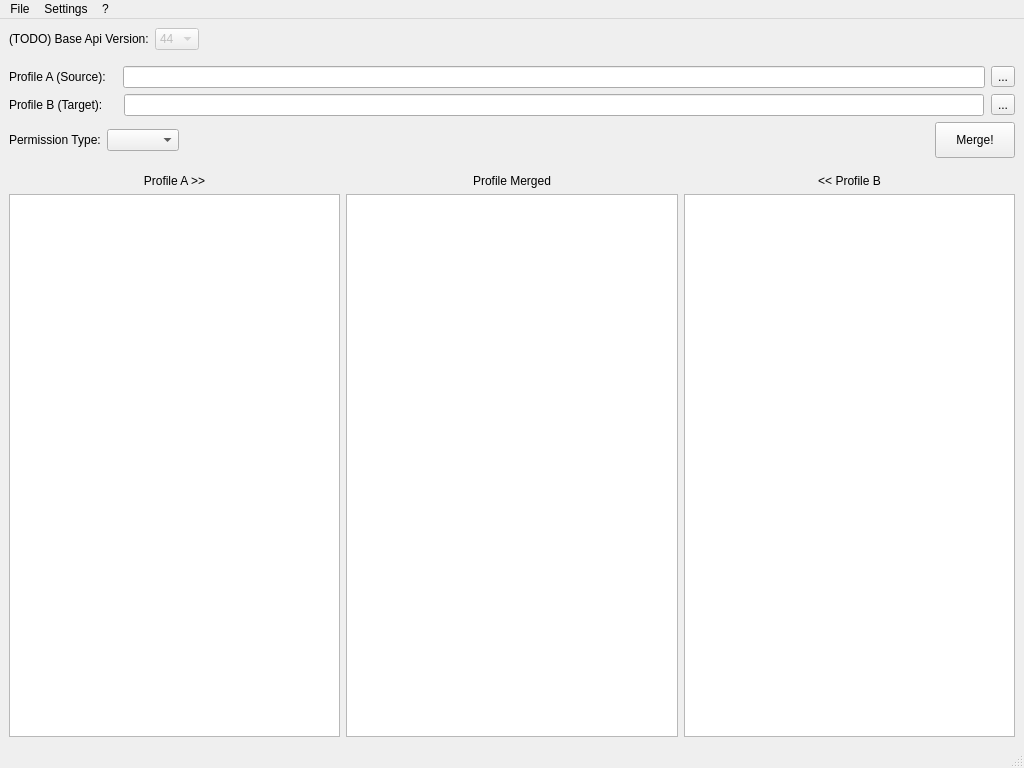
Old version of the form ui/main_window.ui in the repository F1r3f0x/salesforce_profileMergerTool.
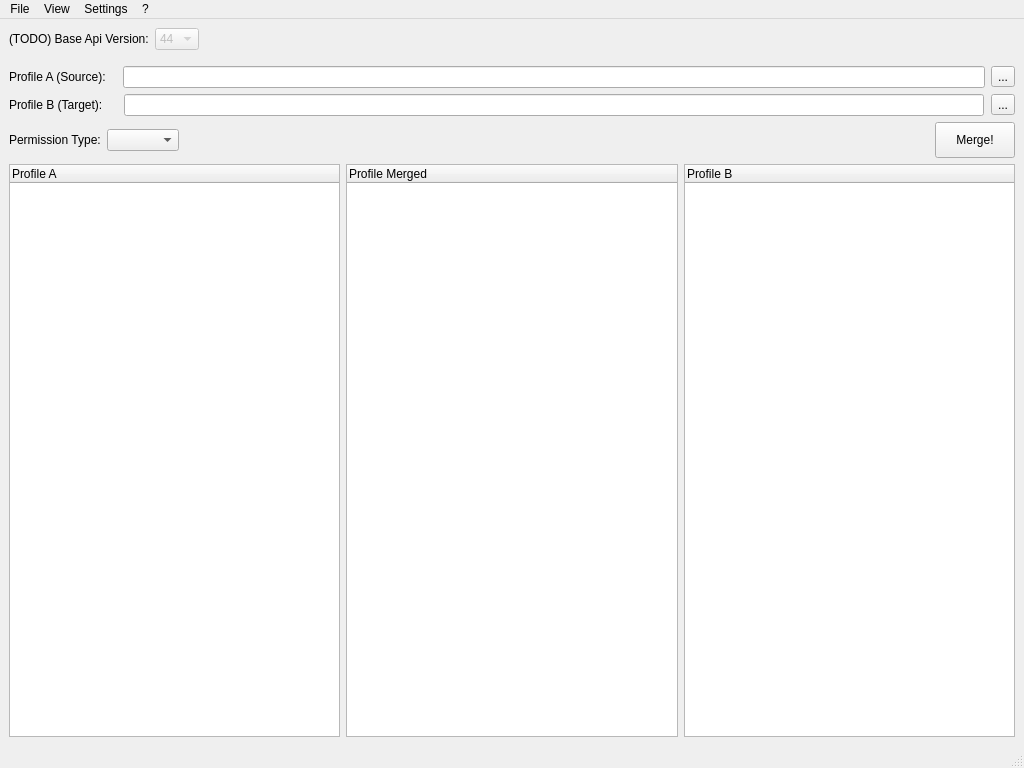
New version of the form. Custom widgets are drawn as their Qt base class.

Commit message:
Tree based view! (#6)
* Replaced the QListWidgets with QTreeWidgets

* Implemented categories, fixed field sorting

* removed print()

* Updated readme

The edit to the form file:
```diff
--- a/ui/main_window.ui
+++ b/ui/main_window.ui
@@ -315,31 +315,39 @@
      </layout>
     </item>
     <item>
-     <spacer name="spc_1">
-      <property name="orientation">
-       <enum>Qt::Vertical</enum>
-      </property>
-      <property name="sizeType">
-       <enum>QSizePolicy::Fixed</enum>
-      </property>
-      <property name="sizeHint" stdset="0">
-       <size>
-        <width>0</width>
-        <height>10</height>
-       </size>
-      </property>
-     </spacer>
-    </item>
-    <item>
-     <layout class="QGridLayout" name="fields_selector" rowstretch="0,0">
+     <layout class="QGridLayout" name="fields_selector" rowstretch="0">
       <property name="sizeConstraint">
        <enum>QLayout::SetDefaultConstraint</enum>
       </property>
       <property name="bottomMargin">
        <number>0</number>
       </property>
-      <item row="1" column="1">
-       <widget class="UiListWidget" name="list_merged">
+      <item row="0" column="0">
+       <widget class="QTreeWidget" name="list_source">
+        <property name="sizePolicy">
+         <sizepolicy hsizetype="Expanding" vsizetype="Expanding">
+          <horstretch>0</horstretch>
+          <verstretch>0</verstretch>
+         </sizepolicy>
+        </property>
+        <property name="acceptDrops">
+         <bool>false</bool>
+        </property>
+        <property name="statusTip">
+         <string>[Left Click] to merge values</string>
+        </property>
+        <property name="dragEnabled">
+         <bool>false</bool>
+        </property>
+        <column>
+         <property name="text">
+          <string>Profile A</string>
+         </property>
+        </column>
+       </widget>
+      </item>
+      <item row="0" column="1">
+       <widget class="UiTreeWidget" name="list_merged">
         <property name="sizePolicy">
          <sizepolicy hsizetype="Expanding" vsizetype="Expanding">
           <horstretch>0</horstretch>
@@ -352,64 +360,15 @@
         <property name="statusTip">
          <string>[Right Click] to toggle values</string>
         </property>
-        <property name="uniformItemSizes">
-         <bool>true</bool>
-        </property>
-       </widget>
-      </item>
-      <item row="1" column="2">
-       <widget class="QListWidget" name="list_target">
-        <property name="sizePolicy">
-         <sizepolicy hsizetype="Expanding" vsizetype="Expanding">
-          <horstretch>0</horstretch>
-          <verstretch>0</verstretch>
-         </sizepolicy>
-        </property>
-        <property name="acceptDrops">
-         <bool>false</bool>
-        </property>
-        <property name="dragEnabled">
-         <bool>false</bool>
-        </property>
-        <property name="uniformItemSizes">
-         <bool>true</bool>
-        </property>
+        <column>
+         <property name="text">
+          <string>Profile Merged</string>
+         </property>
+        </column>
        </widget>
       </item>
       <item row="0" column="2">
-       <widget class="QLabel" name="lbl_target_2">
-        <property name="sizePolicy">
-         <sizepolicy hsizetype="Preferred" vsizetype="Fixed">
-          <horstretch>0</horstretch>
-          <verstretch>0</verstretch>
-         </sizepolicy>
-        </property>
-        <property name="text">
-         <string>&lt;&lt; Profile B</string>
-        </property>
-        <property name="alignment">
-         <set>Qt::AlignCenter</set>
-        </property>
-       </widget>
-      </item>
-      <item row="0" column="1">
-       <widget class="QLabel" name="lbl_merged">
-        <property name="sizePolicy">
-         <sizepolicy hsizetype="Preferred" vsizetype="Fixed">
-          <horstretch>0</horstretch>
-          <verstretch>0</verstretch>
-         </sizepolicy>
-        </property>
-        <property name="text">
-         <string>Profile Merged</string>
-        </property>
-        <property name="alignment">
-         <set>Qt::AlignCenter</set>
-        </property>
-       </widget>
-      </item>
-      <item row="1" column="0">
-       <widget class="QListWidget" name="list_source">
+       <widget class="QTreeWidget" name="list_target">
         <property name="sizePolicy">
          <sizepolicy hsizetype="Expanding" vsizetype="Expanding">
           <horstretch>0</horstretch>
@@ -425,25 +384,11 @@
         <property name="dragEnabled">
          <bool>false</bool>
         </property>
-        <property name="uniformItemSizes">
-         <bool>true</bool>
-        </property>
-       </widget>
-      </item>
-      <item row="0" column="0">
-       <widget class="QLabel" name="lbl_source_2">
-        <property name="sizePolicy">
-         <sizepolicy hsizetype="Preferred" vsizetype="Fixed">
-          <horstretch>0</horstretch>
-          <verstretch>0</verstretch>
-         </sizepolicy>
-        </property>
-        <property name="text">
-         <string>Profile A &gt;&gt;</string>
-        </property>
-        <property name="alignment">
-         <set>Qt::AlignCenter</set>
-        </property>
+        <column>
+         <property name="text">
+          <string>Profile B</string>
+         </property>
+        </column>
        </widget>
       </item>
      </layout>
@@ -482,7 +427,15 @@
     </property>
     <addaction name="actionMerge"/>
    </widget>
+   <widget class="QMenu" name="menuView">
+    <property name="title">
+     <string>View</string>
+    </property>
+    <addaction name="actionExpand_All"/>
+    <addaction name="actionCollapse_All"/>
+   </widget>
    <addaction name="menuFile"/>
+   <addaction name="menuView"/>
    <addaction name="menuSettings"/>
    <addaction name="menuAbout"/>
   </widget>
@@ -511,9 +464,9 @@
  </widget>
  <customwidgets>
   <customwidget>
-   <class>UiListWidget</class>
-   <extends>QListWidget</extends>
-   <header>UiListWidget.py</header>
+   <class>UiTreeWidget</class>
+   <extends>QTreeWidget</extends>
+   <header>UiTreeWidget.py</header>
   </customwidget>
  </customwidgets>
  <tabstops>
```
Left out of the diff: 23 changed lines with no effect on the pictures. The commit also changes 8 other files.
